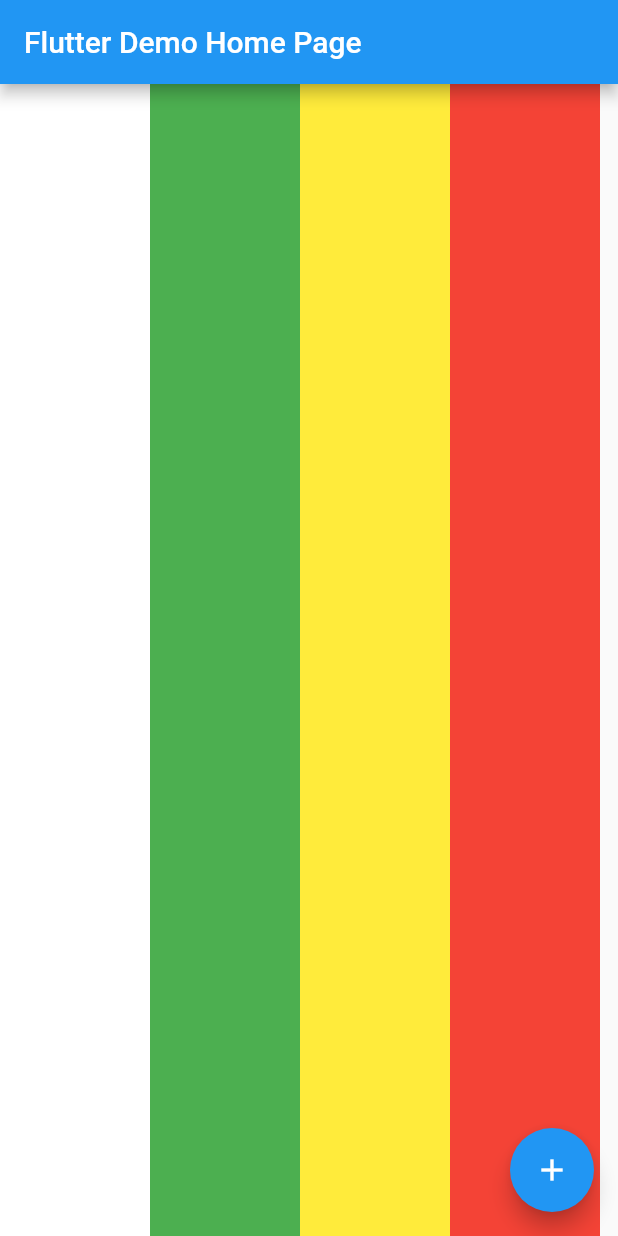
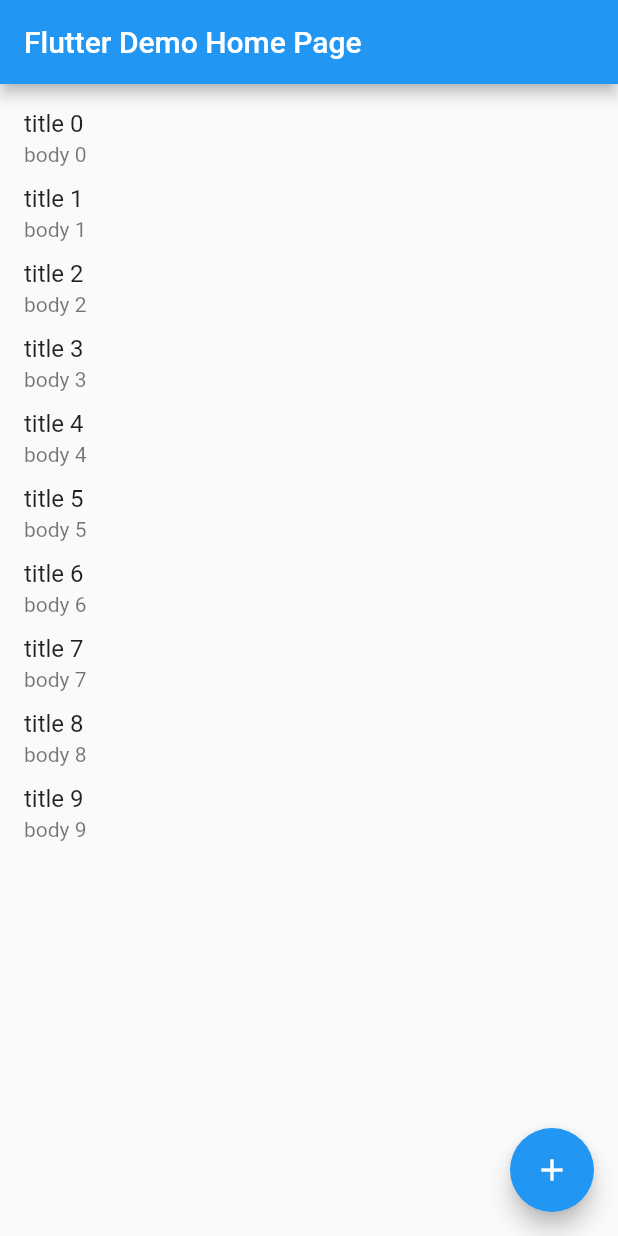
Before and after one commit to hw20101101/flutter_demo, a Flutter app: the screen it shows after launch, on a phone screen of 412 x 824 dp. Run offline on Flutter 3.47's test engine with Material 2 defaults, Android fonts, the phone set to English and light mode, and no system bars; our stand-ins replace cached_network_image.

Commit message:
学习 ListView.builder

```diff
--- a/lib/main.dart
+++ b/lib/main.dart
@@ -115,7 +115,28 @@ class _MyHomePageState extends State<MyHomePage> with WidgetsBindingObserver {
         // the App.build method, and use it to set our appbar title.
         title: Text(widget.title),
       ),
-      body: ListView(
+      body: ListView.builder(
+        itemCount: 10,
+        itemExtent: 50,
+        itemBuilder: (BuildContext content, int index) => ListTile(
+          title: Text('title $index'),
+          subtitle: Text('body $index'),
+        ),
+      ),
+      floatingActionButton: FloatingActionButton(
+        onPressed: _incrementCounter,
+        tooltip: 'Increment',
+        child: Icon(Icons.add),
+      ), // This trailing comma makes auto-formatting nicer for build methods.
+    );
+  }
+}
+
+/*
+
+0308 备份代码2
+
+body: ListView(
         scrollDirection: Axis.horizontal,
         itemExtent: 100,
         children: <Widget>[
@@ -125,15 +146,7 @@ class _MyHomePageState extends State<MyHomePage> with WidgetsBindingObserver {
           Container(color: Colors.red)
         ],
       ),
-
-      floatingActionButton: FloatingActionButton(
-        onPressed: _incrementCounter,
-        tooltip: 'Increment',
-        child: Icon(Icons.add),
-      ), // This trailing comma makes auto-formatting nicer for build methods.
-    );
-  }
-}
+ */
 
 /*
 0308 备份代码
```
